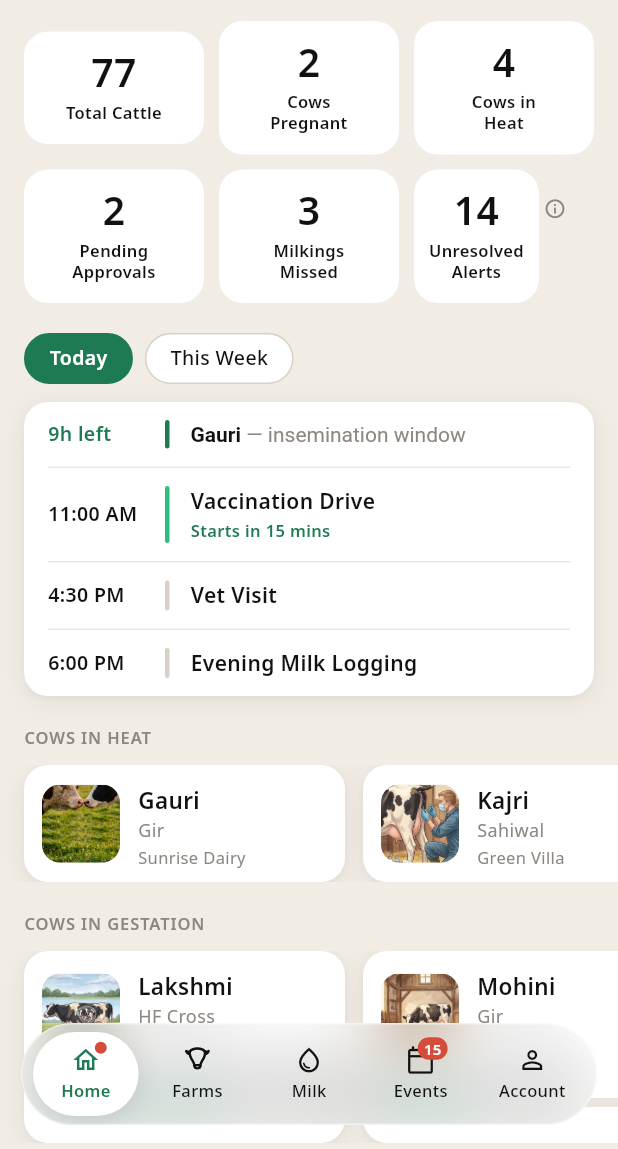
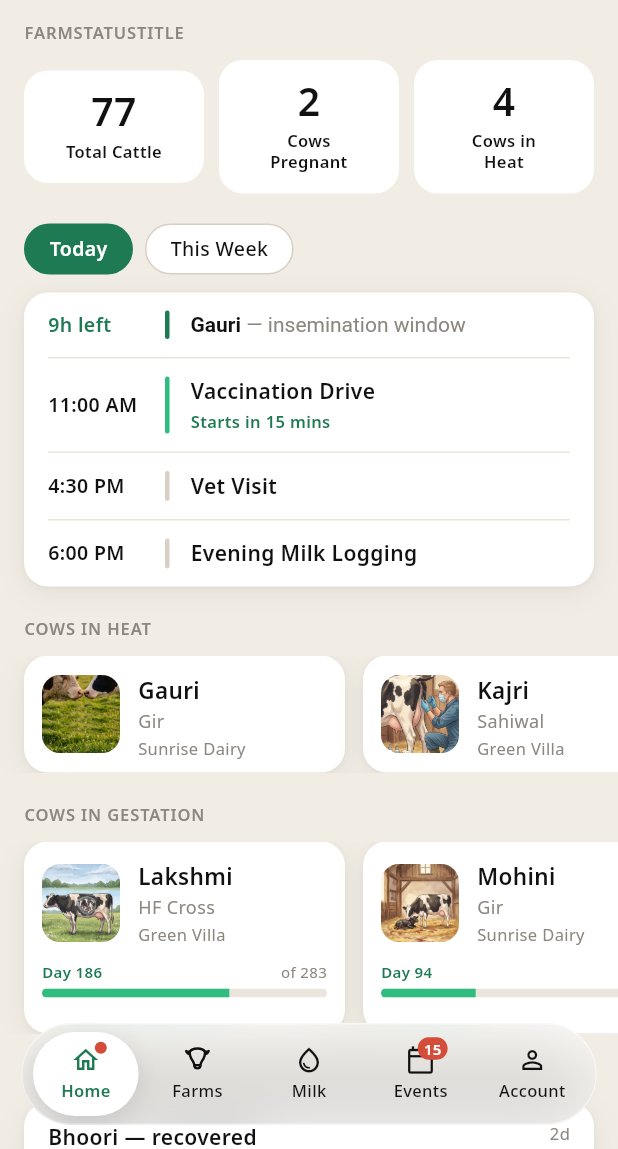
Before and after one commit to vaseey21/Vanix, a Flutter app: the DashboardScreen screen opened directly with empty values, on a phone screen of 412 x 824 dp, the part 87-1236 px from its top. Run offline on Flutter 3.47's test engine with Material 3 defaults, Android fonts, the phone set to English and light mode, and no system bars; our stand-ins replace flutter_svg, video_player; network calls fail.

Commit message:
auto: save changes

```diff
--- a/flutter_app/lib/screens/dashboard_screen.dart
+++ b/flutter_app/lib/screens/dashboard_screen.dart
@@ -219,12 +219,14 @@ class _DashboardScreenState extends State<DashboardScreen> {
     );
   }
 
-  // ── Summary cards: 6 compact tiles (number + 2-line label), 3 per row —
-  // Total Cattle / Cows Pregnant / Cows in Heat, then Pending Approvals /
-  // Milkings Missed / Unresolved Alerts. Mirrors the `.m-stat-card` grid in
-  // #dash-scroll (Home r2) — plain number + label, no icons, no sub-line. ──
+  // ── Farm Status: 3 compact stat tiles (number + label) — Total Cattle /
+  // Cows Pregnant / Cows in Heat. Mirrors the `.m-stat-card` row under the
+  // "Farm Status" heading in #dash-scroll (Home r3). ──
   Widget _statGrid() {
-    return Column(children: [
+    return Column(
+      crossAxisAlignment: CrossAxisAlignment.start,
+      children: [
+        Padding(padding: const EdgeInsetsDirectional.only(bottom: 10), child: Text(_t('farmStatusTitle').toUpperCase(), style: _secLbl)),
         Row(children: [
           Expanded(child: _statTile('77', 'statTotalCattle')),
           const SizedBox(width: 10),
@@ -232,15 +234,8 @@ class _DashboardScreenState extends State<DashboardScreen> {
           const SizedBox(width: 10),
           Expanded(child: _statTile('4', 'homeCowsHeat')),
         ]),
-      const SizedBox(height: 10),
-      Row(children: [
-        Expanded(child: _statTile('2', 'homePendingApprovals')),
-        const SizedBox(width: 10),
-        Expanded(child: _statTile('3', 'homeMilkingsMissed')),
-        const SizedBox(width: 10),
-        Expanded(child: _statTile('14', 'homeUnresolvedAlerts', onInfo: _openAlertsSheet)),
-      ]),
-    ]);
+      ],
+    );
   }
 
   Widget _statTile(String num, String labelKey, {VoidCallback? onInfo}) {
```
Lines whose indentation alone changed are shown as unchanged.
